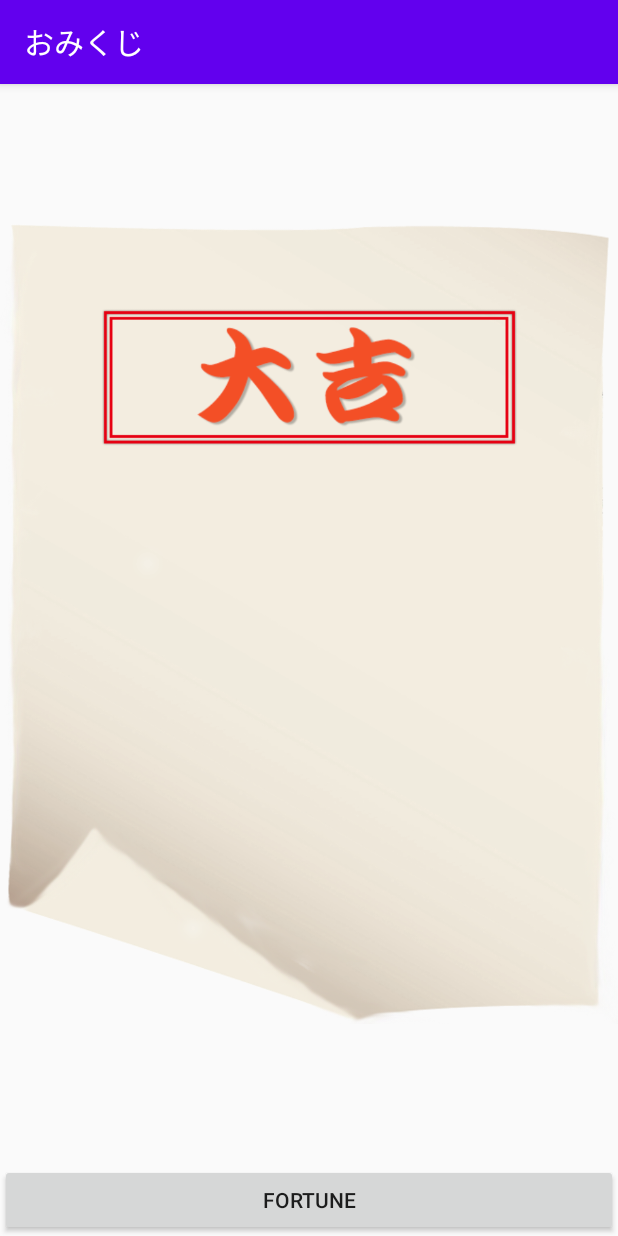
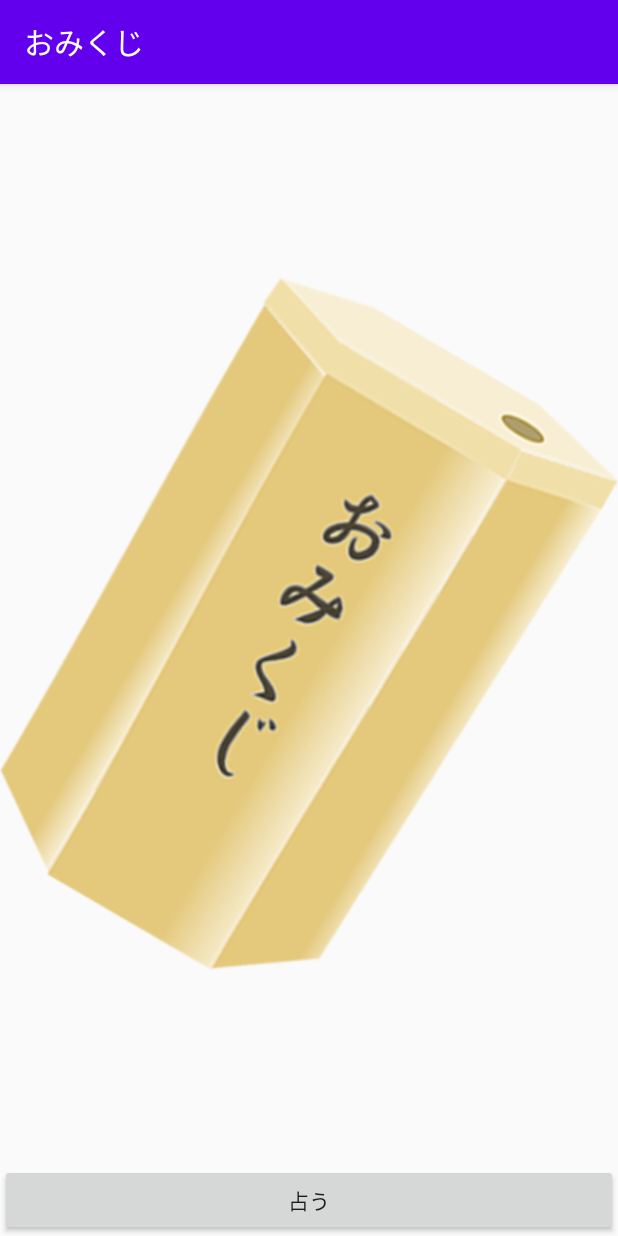
Before and after one commit to TakayaSugiyama/Omikuji, an Android app: the screen it shows after launch (OmikujiActivity), on a phone screen of 412 x 824 dp. Run offline under Robolectric (Android 15) with nearby library versions, the phone set to English and light mode, and no system bars.

Commit message:
add omikuji basic

```diff
--- a/app/src/main/res/layout/omikuji.xml
+++ b/app/src/main/res/layout/omikuji.xml
@@ -6,5 +6,5 @@
         android:layout_width="match_parent"
         android:layout_height="wrap_content"
         android:onClick="onButtonClick"
-        android:text="fortune" />
+        android:text="占う" />
 </LinearLayout>
```
Also changed, not shown: app/src/main/java/jp/wings/nikkeibp/omikuji/OmikujiActivity.kt (+7 -3 lines).
